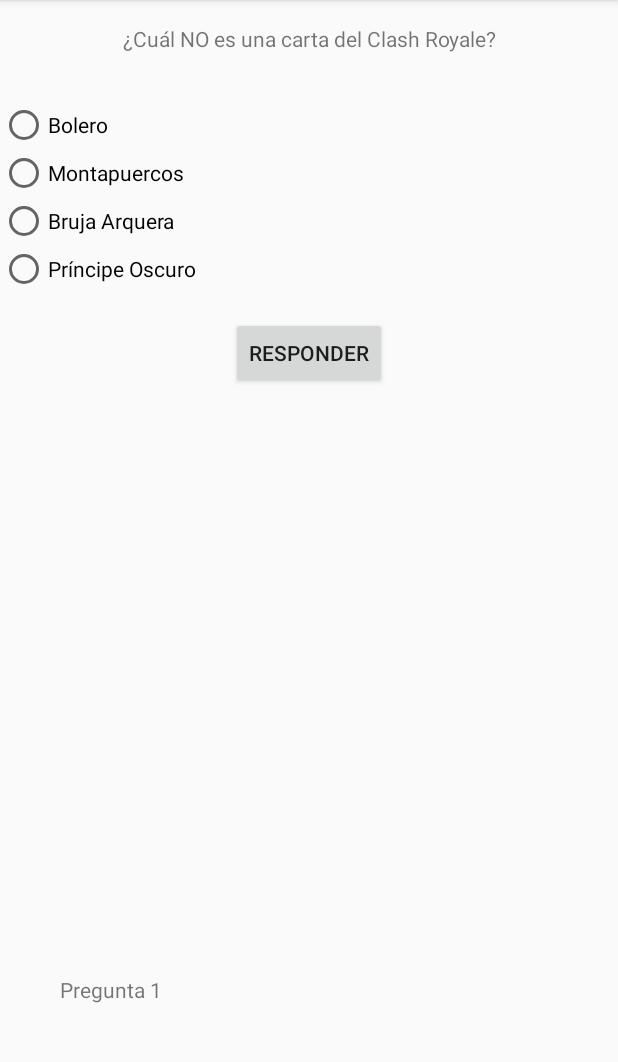
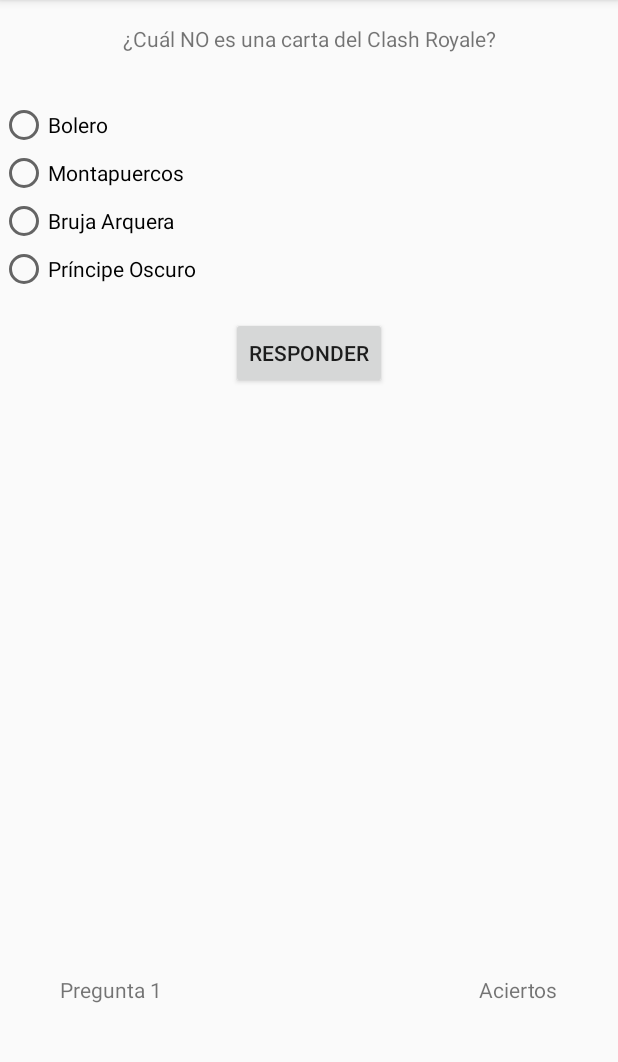
Before and after one commit to javi7rp/HospedajeTema3, an Android app built with Jetpack Compose: the GameActivity screen opened directly, with no data from a screen before it, on a phone screen of 412 x 824 dp, the part 84-1146 px from its top. Run offline under Robolectric (Android 15) with nearby library versions, the phone set to English and light mode, and no system bars; pictures from the network do not load.

Commit message:
version 1.3

```diff
--- a/app/src/main/java/com/example/hospedajetema3/GameActivity.kt
+++ b/app/src/main/java/com/example/hospedajetema3/GameActivity.kt
@@ -2,6 +2,7 @@ package com.example.hospedajetema3
 
 
 import android.os.Bundle
+import android.util.Log
 import android.widget.Button
 import android.widget.RadioButton
 import android.widget.RadioGroup
@@ -9,11 +10,13 @@ import android.widget.TextView
 import android.widget.Toast
 import androidx.appcompat.app.AlertDialog
 import androidx.appcompat.app.AppCompatActivity
+import com.example.hospedajetema3.fragments.FragmentPerfil
 import com.example.hospedajetema3.models.Pregunta
 
 class GameActivity : AppCompatActivity(){
     private lateinit var questionTextView: TextView
     private lateinit var contQuestionTextView: TextView
+    private lateinit var contAciertosTextView: TextView
     private lateinit var answerOptionsGroup: RadioGroup
     private lateinit var submitAnswerButton: Button
 
@@ -26,11 +29,12 @@ class GameActivity : AppCompatActivity(){
 
         questionTextView = findViewById(R.id.questionTextView)
         contQuestionTextView = findViewById(R.id.contQuestionTextView)
+        contAciertosTextView = findViewById(R.id.contAciertosTextView)
         answerOptionsGroup = findViewById(R.id.answerOptionsGroup)
         submitAnswerButton = findViewById(R.id.submitAnswerButton)
 
 
-        showFirstQuestion()
+        showNextQuestion()
 
     }
     private val listaDePreguntas = listOf(
@@ -38,12 +42,53 @@ class GameActivity : AppCompatActivity(){
             "¿Cuál NO es una carta del Clash Royale?",
             listOf("Bolero", "Montapuercos", "Bruja Arquera", "Príncipe Oscuro"),
             "Bruja Arquera"
+        )/*,
+        Pregunta(
+            "¿Cuál de los siguientes elementos químicos es un gas noble?",
+            listOf("Hierro", "Helio", "Sodio", "Oxígeno"),
+            "Helio"
         ),
         Pregunta(
-            "¿Cuál es la capital de España?",
-            listOf("Londres", "Madrid", "París", "Berlín"),
-            "Madrid"
+            "¿En qué año se firmó la Declaración de Independencia de los Estados Unidos?",
+            listOf("1776", "1789", "1804", "1812"),
+            "1776"
         ),
+        Pregunta(
+            "¿Cuál es el río más largo del mundo?",
+            listOf("Amazonas", "Nilo", "Yangtsé", "Misisipi"),
+            "Amazonas"
+        ),
+        Pregunta(
+            "¿Quién pintó la Mona Lisa?",
+            listOf("Vincent van Gogh", "Pablo Picasso", "Leonardo da Vinci", "Claude Monet"),
+            "Leonardo da Vinci"
+        ),
+        Pregunta(
+            "¿Cuál es la obra más famosa de William Shakespeare?",
+            listOf("Hamlet", "Don Quijote", "Romeo y Julieta", "Orgullo y prejuicio"),
+            "Romeo y Julieta"
+        ),
+        Pregunta(
+            "¿Quién es conocido como el 'Rey del Pop'?",
+            listOf("Elvis Presley", "Michael Jackson", "Madonna", "The Beatles"),
+            "Michael Jackson"
+        ),
+        Pregunta(
+            "¿En qué deporte se utiliza una pala para golpear una pelota sobre una red?",
+            listOf("Tenis", "Golf", "Ping Pong", "Bádminton"),
+            "Ping Pong"
+        ),
+        Pregunta(
+            "¿Cuál es la capital de Australia?",
+            listOf("Sídney", "Melbourne", "Canberra", "Brisbane"),
+            "Canberra"
+        ),
+        Pregunta(
+            "¿Cuál de las siguientes compañías fue fundada por Steve Jobs, Steve Wozniak y Ronald Wayne?",
+            listOf("Microsoft", "Google", "Apple", "IBM"),
+            "Apple"
+        )
+        */
     )
 
     private fun showQuestion(questionIndex: Int, question: String, options: List<String>, correctAnswer: String) {
@@ -67,39 +112,28 @@ class GameActivity : AppCompatActivity(){
                 val selectedAnswer = selectedRadioButton.text.toString()
 
                 // Lógica para verificar la respuesta y mostrar la siguiente pregunta
-                handleAnswer(questionIndex, selectedAnswer, correctAnswer)
+                handleAnswer(selectedAnswer, correctAnswer)
             }
         }
     }
-    private fun handleAnswer(questionIndex: Int, selectedAnswer: String, correctAnswer: String) {
+    private fun handleAnswer(selectedAnswer: String, correctAnswer: String) {
+        questionCounter++
         if (selectedAnswer == correctAnswer) {
+            contAciertos ++
             showAnswerDialog(true, correctAnswer)
+            contAciertosTextView.setText("Aciertos: " + contAciertos + "/" + questionCounter)
         } else {
             showAnswerDialog(false, correctAnswer)
-        }
+            contAciertosTextView.setText("Aciertos: " + (contAciertos) + "/" + questionCounter)
 
-        questionCounter ++
-        //Muestra la siguiente pregunta (puedes implementar esta lógica según tu estructura de juego)
-        if (questionCounter <= listaDePreguntas.size){
-            showNextQuestion()
-        }else{
-            showFinalDialog(contAciertos)
-            finish()
         }
 
 
-    }
-    private fun showFirstQuestion() {
-        val nextQuestion = listaDePreguntas[questionCounter]
-        showQuestion(
-            questionCounter,
-            nextQuestion.pregunta,
-            nextQuestion.opciones,
-            nextQuestion.respuestaCorrecta
-        )
+
+
     }
     private fun showNextQuestion() {
-        val nextQuestion = listaDePreguntas[questionCounter + 1]
+        val nextQuestion = listaDePreguntas[questionCounter]
         showQuestion(
             questionCounter,
             nextQuestion.pregunta,
@@ -112,20 +146,43 @@ class GameActivity : AppCompatActivity(){
         builder.setTitle("SOLUCIÓN")
         if (acierto){
             builder.setMessage("RESPUESTA CORRECTA!!")
-            contAciertos++
         }else{
             builder.setMessage("RESPUESTA INCORRECTA\nLa solución era: " + correctAnswer)
         }
 
-        builder.setPositiveButton("ACEPTAR") { dialog, _ -> dialog.dismiss() }
+        builder.setPositiveButton("ACEPTAR") { dialog, _ -> dialog.dismiss()
+            //Muestra la siguiente pregunta (puedes implementar esta lógica según tu estructura de juego)
+            if (questionCounter < listaDePreguntas.size){
+                showNextQuestion()
+            }else{
+                showFinalDialog(contAciertos)
+
+            }
+
+        }
         builder.show()
     }
     private fun showFinalDialog(contAciertos: Int) {
+
         val builder = AlertDialog.Builder(this)
         builder.setTitle("FIN DEL JUEGO")
-        builder.setMessage("HAS ACERTADO: " + contAciertos)
-        builder.setPositiveButton("TERMINAR") { dialog, _ -> dialog.dismiss() }
+        builder.setMessage("HAS ACERTADO: " + contAciertos + "/10")
+        builder.setPositiveButton("TERMINAR") { dialog, _ ->
+            dialog.dismiss()
+            finish()
+            val fragmentPerfil = supportFragmentManager.findFragmentById(R.id.fragment_container) as? FragmentPerfil
+            fragmentPerfil?.let {
+                if (!it.isResultadoActualizado) {
+                    it.actualizarResultado(contAciertos)
+                    Log.d("IIIIIII", "Encuentra el fragmento")
+                }else {
+                    Log.d("IIIIIII", "Fragmento encontrado, pero el resultado ya está actualizado")
+                }
+            } ?: Log.d("IIIIIII", "Fragmento no encontrado")
+
+        }
         builder.show()
     }
 
+
 }
--- a/app/src/main/res/layout/game_layout.xml
+++ b/app/src/main/res/layout/game_layout.xml
@@ -34,6 +34,19 @@
         android:text="Pregunta"
         app:layout_constraintBottom_toBottomOf="parent" />
 
+    <TextView
+        android:id="@+id/contAciertosTextView"
+        android:layout_width="wrap_content"
+        android:layout_height="wrap_content"
+        android:layout_alignParentTop="true"
+        android:layout_alignParentEnd="true"
+        android:layout_alignParentBottom="true"
+        android:layout_marginTop="650dp"
+        android:layout_marginEnd="40dp"
+        android:layout_marginBottom="22dp"
+        android:text="Aciertos"
+        app:layout_constraintBottom_toBottomOf="parent" />
+
     <Button
         android:id="@+id/submitAnswerButton"
         android:layout_width="wrap_content"
```
Also changed, not shown: app/src/main/java/com/example/hospedajetema3/MainActivity.kt (+29 -7 lines), app/src/main/java/com/example/hospedajetema3/fragments/FragmentPerfil.kt (+12 -0 lines), app/src/main/res/layout/fragment_perfil.xml (+14 -2 lines).
